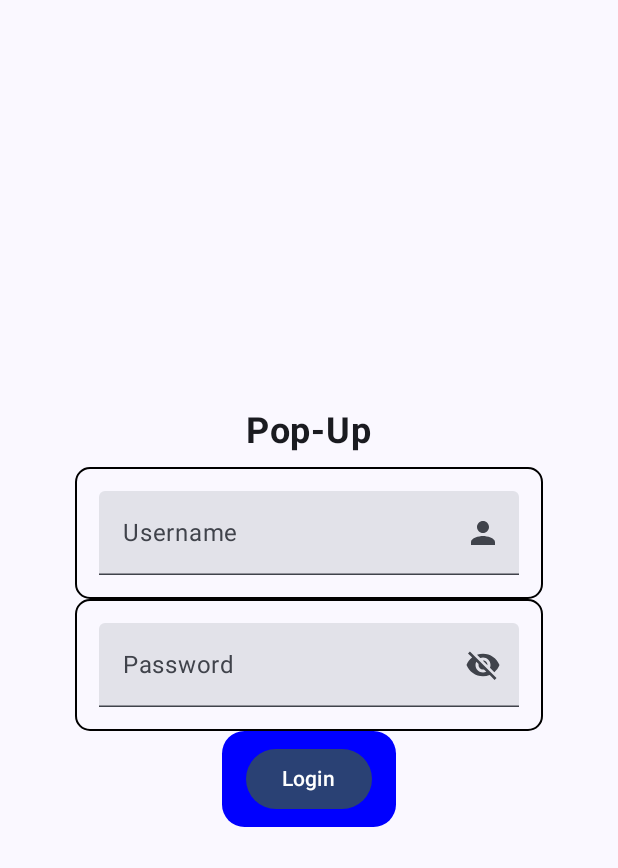
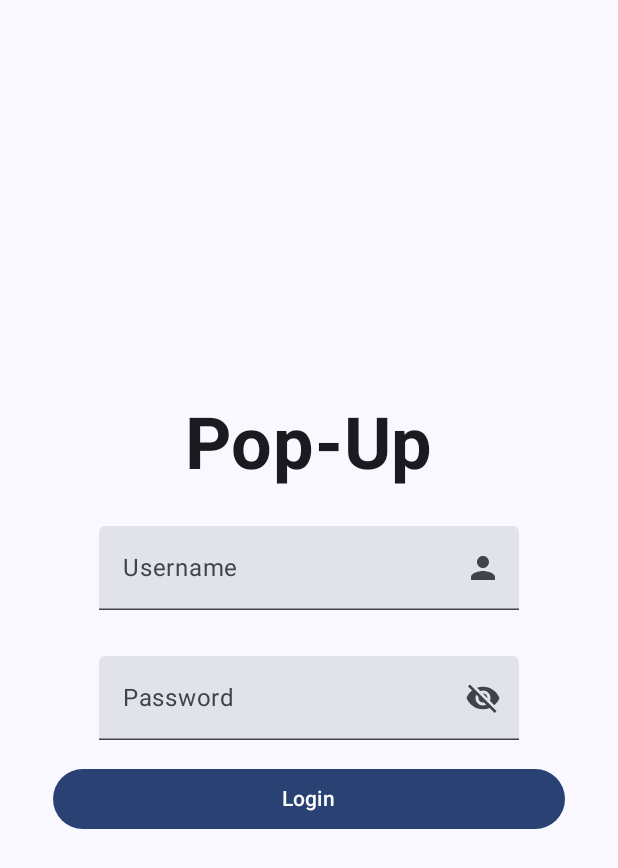
Before and after one commit to blargenfaarg/popup, an Android app built with Jetpack Compose: the screen it shows after launch (MainActivity), on a phone screen of 412 x 824 dp. Shown: the top 868 px of the screen. Run offline under Robolectric (Android 15) with nearby library versions, the phone set to English and light mode, and no system bars; our stand-ins replace Dagger/Hilt's generated code; 2 statements that could not run were skipped.

Commit message:
added constants class for ui formatting things

```diff
--- a/app/src/main/java/com/example/popup/ui/screens/login/LoginView.kt
+++ b/app/src/main/java/com/example/popup/ui/screens/login/LoginView.kt
@@ -1,12 +1,11 @@
 package com.example.popup.ui.screens.login
 
-import androidx.compose.foundation.background
-import androidx.compose.foundation.border
 import androidx.compose.foundation.clickable
 import androidx.compose.foundation.layout.Arrangement
 import androidx.compose.foundation.layout.Column
 import androidx.compose.foundation.layout.Spacer
 import androidx.compose.foundation.layout.fillMaxSize
+import androidx.compose.foundation.layout.fillMaxWidth
 import androidx.compose.foundation.layout.height
 import androidx.compose.foundation.layout.padding
 import androidx.compose.foundation.shape.RoundedCornerShape
@@ -36,6 +35,7 @@ import androidx.compose.ui.unit.sp
 import androidx.hilt.navigation.compose.hiltViewModel
 import com.example.popup.mock.MockApiService
 import com.example.popup.ui.theme.PopupTheme
+import com.example.popup.ui.util.UiConstants
 import com.example.popup.ui.util.UiEvent
 
 /**
@@ -70,9 +70,9 @@ fun LoginView(
             .padding(20.dp)
     ) {
         Text(
-            text = "Pop-Up",
+            text = UiConstants.PROJECT_NAME,
             fontWeight = FontWeight.Bold,
-            fontSize = 24.sp,
+            fontSize = 48.sp,
         )
         Spacer(
             modifier = Modifier
@@ -98,9 +98,9 @@ fun LoginView(
                 viewModel.onEvent(LoginViewEvent.OnLoginClicked)
             },
             modifier = Modifier
-                .background(color = Color.Blue, shape = RoundedCornerShape(15.dp))
-                .padding(horizontal = 16.dp, vertical = 8.dp),
-            shape = RoundedCornerShape(20.dp)
+                .fillMaxWidth()
+                .padding(horizontal = UiConstants.BUTTON_HORIZONTAL_PADDING),
+            shape = RoundedCornerShape(UiConstants.BUTTON_ROUNDED_CORNER_RADIUS)
         ) {
             Text(text = "Login", color = Color.White)
         }
@@ -132,9 +132,8 @@ fun LoginTextField(
             VisualTransformation.None
         },
         modifier = modifier
-            .padding(horizontal = 25.dp)
-            .border(1.dp, Color.Black, RoundedCornerShape(10.dp))
-            .padding(16.dp),
+            .padding(horizontal = UiConstants.TEXT_FIELD_HORIZONTAL_PADDING)
+            .padding(UiConstants.TEXT_FIELD_INTERIOR_PADDING),
         trailingIcon = {
             if (passwordField) {
                 Icon(
--- /dev/null
+++ b/app/src/main/java/com/example/popup/ui/util/UiConstants.kt
@@ -0,0 +1,13 @@
+package com.example.popup.ui.util
+
+import androidx.compose.ui.unit.dp
+
+object UiConstants {
+    const val PROJECT_NAME = "Pop-Up"
+
+    val TEXT_FIELD_INTERIOR_PADDING = 15.dp
+    val TEXT_FIELD_HORIZONTAL_PADDING = 15.dp
+
+    val BUTTON_HORIZONTAL_PADDING = 15.dp
+    val BUTTON_ROUNDED_CORNER_RADIUS = 20.dp
+}
```
